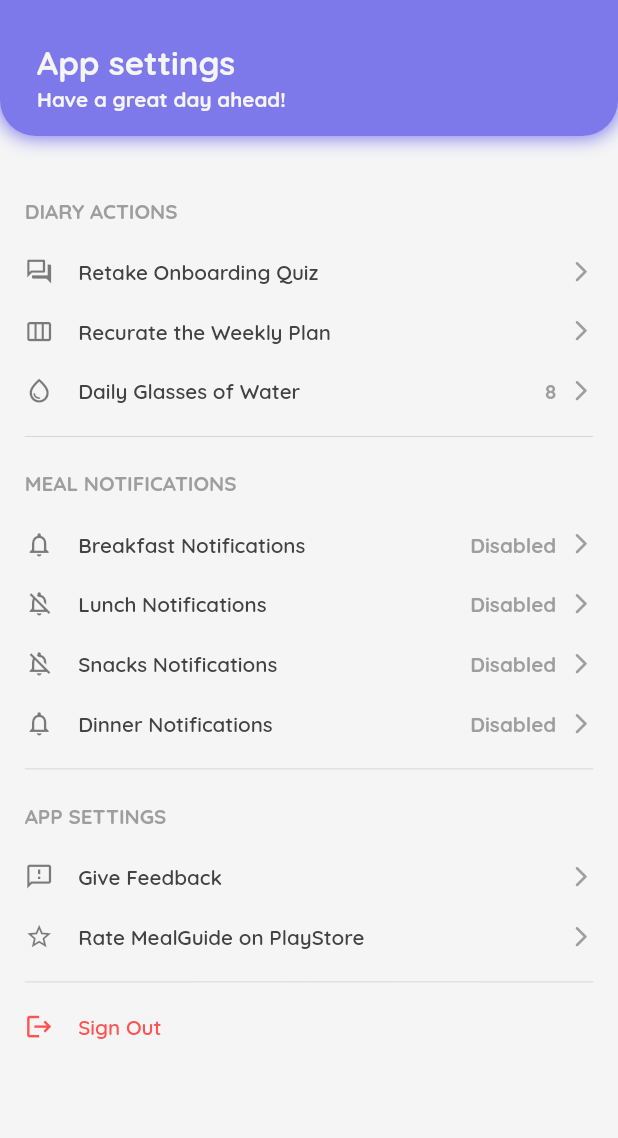
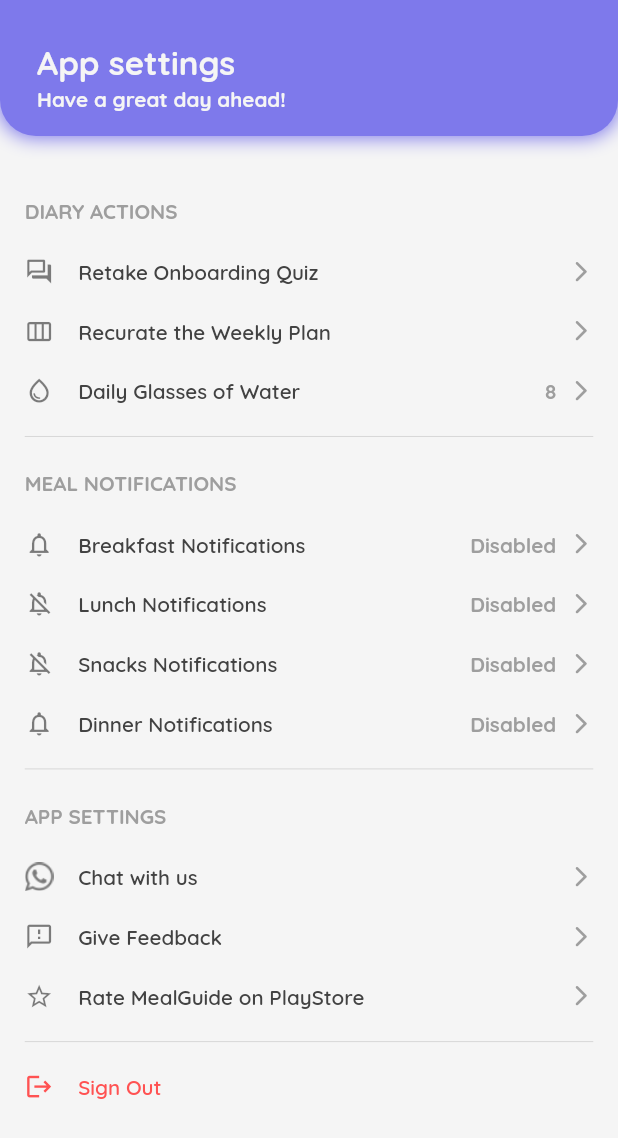
Before and after one commit to Akshiiitsaxena/mealguide-flutter, a Flutter app: the ProfilePage screen opened directly, on a phone screen of 412 x 824 dp. Shown: the top 1138 px of the screen. Run offline on Flutter 3.47's test engine with Material 2 defaults, Android fonts, the light colour scheme and no system bars; our stand-ins replace cached_network_image, country_picker, dio, firebase_auth, firebase_core, flutter_hooks and 8 more; missing offline and left inert: country_codes, fraction, syncfusion_flutter_core; accounts and stored records are empty.

Commit message:
fix: minor UI fixes

```diff
--- a/lib/helper/bottom_sheets.dart
+++ b/lib/helper/bottom_sheets.dart
@@ -54,7 +54,7 @@ class MgBottomSheet {
                 ),
                 SizedBox(width: 2.w),
                 Text(
-                  isForPantry ? 'Move to shopping list' : 'Mark as completed',
+                  isForPantry ? 'Move to shopping list' : 'Mark as bought',
                   style: theme.textTheme.bodySmall!
                       .copyWith(fontWeight: FontWeight.bold),
                 ),
--- a/lib/pages/profile/profile_page.dart
+++ b/lib/pages/profile/profile_page.dart
@@ -150,6 +150,12 @@ class ProfilePage extends HookConsumerWidget {
           Text('APP SETTINGS', style: theme.textTheme.bodySmall),
           SizedBox(height: 1.5.h),
           ProfileTile(
+            title: 'Chat with us',
+            icon: Icons.feedback_outlined,
+            onTap: () {},
+            forChat: true,
+          ),
+          ProfileTile(
             title: 'Give Feedback',
             icon: Icons.feedback_outlined,
             onTap: () {},
--- a/lib/pages/profile/profile_tile.dart
+++ b/lib/pages/profile/profile_tile.dart
@@ -7,6 +7,7 @@ class ProfileTile extends StatelessWidget {
   final String? trailing;
   final Function() onTap;
   final bool isLogout;
+  final bool forChat;
 
   const ProfileTile({
     Key? key,
@@ -15,6 +16,7 @@ class ProfileTile extends StatelessWidget {
     required this.onTap,
     this.isLogout = false,
     this.trailing,
+    this.forChat = false,
   }) : super(key: key);
 
   @override
@@ -30,11 +32,17 @@ class ProfileTile extends StatelessWidget {
           children: [
             Row(
               children: [
-                Icon(icon,
-                    color: isLogout
-                        ? Colors.redAccent
-                        : theme.indicatorColor.withOpacity(0.5),
-                    size: 14.sp),
+                forChat
+                    ? Image.asset(
+                        'assets/graphics/whatsapp-grey.png',
+                        height: 14.sp,
+                        color: theme.indicatorColor.withOpacity(0.5),
+                      )
+                    : Icon(icon,
+                        color: isLogout
+                            ? Colors.redAccent
+                            : theme.indicatorColor.withOpacity(0.5),
+                        size: 14.sp),
                 SizedBox(width: 4.w),
                 Text(
                   title,
--- a/lib/pages/recipes/all_recipes_page.dart
+++ b/lib/pages/recipes/all_recipes_page.dart
@@ -37,7 +37,7 @@ class AllRecipesPage extends HookConsumerWidget {
                     ),
                     SizedBox(height: 0.25.h),
                     Text(
-                      'Explore 1300+ Healthy Recipes!',
+                      'Explore 1500+ Healthy Recipes!',
                       style: theme.textTheme.bodySmall!
                           .copyWith(color: Colors.grey.shade100),
                     ),
--- a/lib/pages/recipes/search_page.dart
+++ b/lib/pages/recipes/search_page.dart
@@ -88,7 +88,7 @@ class SearchPage extends HookConsumerWidget {
                     mainAxisAlignment: MainAxisAlignment.center,
                     children: [
                       Text(
-                        'Search in 1300+\nMealGuide Recipes!',
+                        'Search in 1500+\nMealGuide Recipes!',
                         style: theme.textTheme.bodyMedium!.copyWith(
                           fontSize: 18.sp,
                           fontWeight: FontWeight.bold,
--- a/lib/pages/upgrade/upgrade_page.dart
+++ b/lib/pages/upgrade/upgrade_page.dart
@@ -55,6 +55,12 @@ class UpgradePage extends HookConsumerWidget {
         child: Row(
           mainAxisAlignment: MainAxisAlignment.center,
           children: [
+            Image.asset(
+              'assets/graphics/whatsapp-color.png',
+              height: 22.sp,
+              width: 22.sp,
+            ),
+            SizedBox(width: 2.w),
             Text(
               'Chat with us',
               style: theme.textTheme.titleMedium!.copyWith(fontSize: 14.sp),
--- a/pubspec.yaml
+++ b/pubspec.yaml
@@ -77,6 +77,7 @@ flutter:
   assets:
     - assets/plates/
     - assets/upgrade_features/
+    - assets/graphics/
     - assets/data/recipes.json
     - assets/data/diets.json
     - assets/data/ingredients.json
```
Also changed, not shown: assets/graphics/whatsapp-color.png (added), assets/graphics/whatsapp-grey.png (added).
